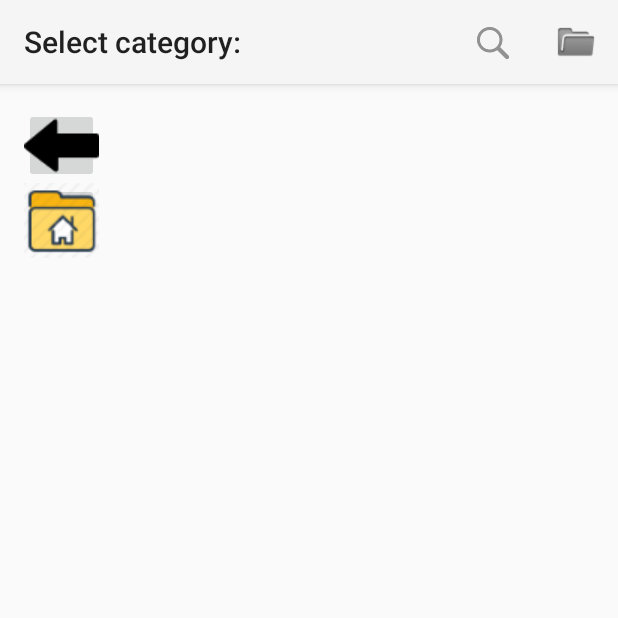
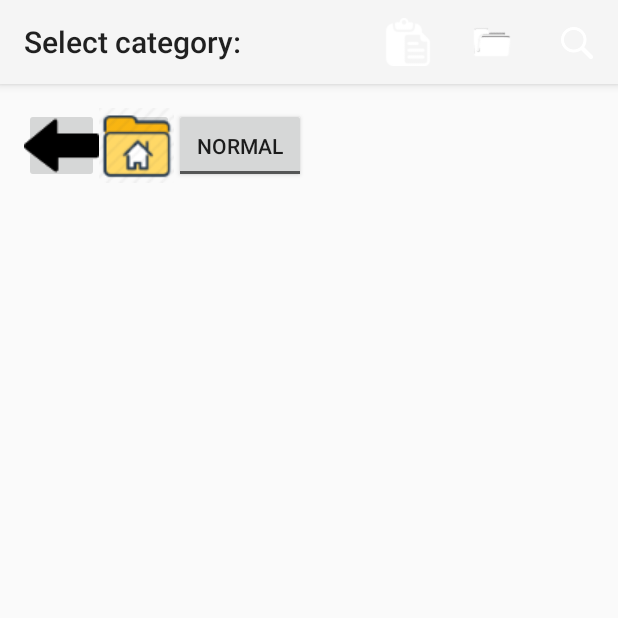
Before and after one commit to ZloiY/FinalProject, an Android app: the screen it shows after launch (FirstFragment), on a phone screen of 412 x 824 dp, the top half of it. Run offline under Robolectric (Android 15) with nearby library versions, the phone set to English and light mode, and no system bars; 7 statements that could not run were skipped.

Commit message:
action bar change interface

```diff
--- a/app/src/main/java/com/example/zloiy/customfileexplorer/FileArrayAdapter.java
+++ b/app/src/main/java/com/example/zloiy/customfileexplorer/FileArrayAdapter.java
@@ -56,7 +56,6 @@ public class FileArrayAdapter extends ArrayAdapter<Item> {
             int imageRes = context.getResources().getIdentifier(url, null, context.getPackageName());
             Drawable image = context.getResources().getDrawable(imageRes);
             iconIV.setImageDrawable(image);
-
             if (nameTV != null)
                 nameTV.setText(o.getName());
             if (itemSizeTV != null)
--- a/app/src/main/java/com/example/zloiy/customfileexplorer/FileSearch.java
+++ b/app/src/main/java/com/example/zloiy/customfileexplorer/FileSearch.java
@@ -72,7 +72,7 @@ public class FileSearch {
             }
         });
     }
-    private void fill (final File file){
+    public void fill (final File file){
         File[] dirs = file.listFiles();
         curActivity.setTitle("Current Dir: "+file.getName());
         List<Item>dir = new ArrayList<>();
--- a/app/src/main/res/layout/first_fragment.xml
+++ b/app/src/main/res/layout/first_fragment.xml
@@ -2,7 +2,7 @@
 <LinearLayout xmlns:android="http://schemas.android.com/apk/res/android"
     xmlns:tools="http://schemas.android.com/tools"
     xmlns:app="http://schemas.android.com/apk/res-auto"
-    android:orientation="horizontal"
+    android:orientation="vertical"
     android:layout_width="match_parent"
     android:layout_height="match_parent"
     android:paddingBottom="16dp"
@@ -13,9 +13,9 @@
 
     <LinearLayout
         android:id="@+id/line_left"
-        android:orientation="vertical"
+        android:orientation="horizontal"
         android:layout_marginRight="5dp"
-        android:layout_width="wrap_content"
+        android:layout_width="match_parent"
         android:layout_height="wrap_content"
         android:weightSum="1">
 
@@ -29,14 +29,20 @@
             android:layout_height="50dp"
             android:id="@+id/home_btn"
             android:src="@drawable/home_folder_icon"/>
+        <ToggleButton
+            android:layout_width="wrap_content"
+            android:layout_height="50dp"
+            android:id="@+id/switch_mode"
+            android:textOn="Check"
+            android:textOff="Normal"/>
     </LinearLayout>
     <LinearLayout
         android:id="@+id/line_right"
         android:orientation="vertical"
-        android:layout_width="wrap_content"
+        android:layout_width="match_parent"
         android:layout_height="match_parent">
         <ListView
-            android:layout_width="283dp"
+            android:layout_width="match_parent"
             android:layout_height="wrap_content"
             android:id="@+id/listView" />
     </LinearLayout>
--- /dev/null
+++ b/app/src/main/res/menu/action_bar.xml
@@ -0,0 +1,15 @@
+<?xml version="1.0" encoding="utf-8"?>
+<menu xmlns:android="http://schemas.android.com/apk/res/android"
+    xmlns:app="http://schemas.android.com/apk/res-auto">
+    <item
+        android:id="@+id/copy"
+        android:icon="@drawable/copy_icon"
+        android:title="Copy"
+        app:showAsAction="ifRoom|withText"
+        />
+    <item
+        android:id="@+id/cut"
+        android:icon="@drawable/cut_icon"
+        android:title="Cut"
+        app:showAsAction="ifRoom|withText"/>
+</menu>
--- a/app/src/main/res/menu/menu.xml
+++ b/app/src/main/res/menu/menu.xml
@@ -2,15 +2,20 @@
 <menu xmlns:android="http://schemas.android.com/apk/res/android"
     xmlns:app="http://schemas.android.com/apk/res-auto">
     <item
-        android:id="@+id/search"
-        android:title="Search"
+        android:id="@+id/paste"
+        android:title="Paste"
+        android:icon="@drawable/paste_icon"
         app:showAsAction="always"
-        android:icon="@drawable/search_icon"/>
+        />
     <item
         android:id="@+id/new_folder"
         android:icon="@drawable/new_folder"
         app:showAsAction="always"
         android:title="New Folder"
         />
-
+    <item
+        android:id="@+id/search"
+        android:title="Search"
+        app:showAsAction="always"
+        android:icon="@drawable/search_icon"/>
 </menu>
```
Also changed, not shown: app/src/main/java/com/example/zloiy/customfileexplorer/FirstFragment.java (+43 -3 lines), app/src/main/res/drawable/copy_icon.png (added), app/src/main/res/drawable/cut_icon.png (added), app/src/main/res/drawable/new_folder.png, app/src/main/res/drawable/paste_icon.png (added), app/src/main/res/drawable/search_icon.png.
